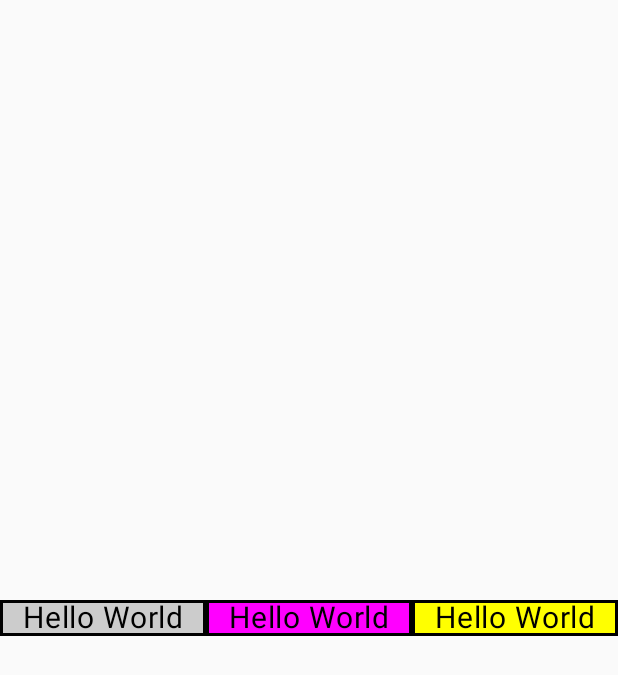
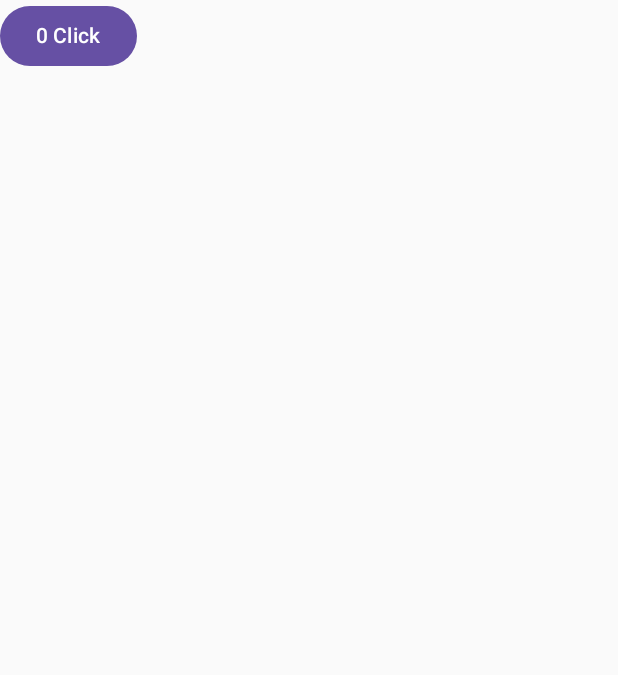
Before and after one commit to Coding-Meet/JetpackComposeSeries, an Android app built with Jetpack Compose: the screen it shows after launch (MainActivity), on a phone screen of 412 x 824 dp. Shown: the top 675 px of the screen. Run offline under Robolectric (Android 15) with nearby library versions, the phone set to English and light mode, and no system bars.

Commit message:
implement state and recomposition

```diff
--- a/app/src/main/java/com/coding/meet/jetpackcomposeseries/MainActivity.kt
+++ b/app/src/main/java/com/coding/meet/jetpackcomposeseries/MainActivity.kt
@@ -15,6 +15,7 @@ import androidx.compose.foundation.text.*
 import androidx.compose.material.icons.Icons
 import androidx.compose.material.icons.filled.*
 import androidx.compose.runtime.*
+import androidx.compose.runtime.saveable.rememberSaveable
 import androidx.compose.ui.*
 import androidx.compose.ui.draw.clip
 import androidx.compose.ui.geometry.Offset
@@ -32,8 +33,7 @@ class MainActivity : ComponentActivity() {
         super.onCreate(savedInstanceState)
         setContent {
             JetpackComposeSeriesTheme {
-                EqualWidthInRow()
-//                EqualWidthInColumn()
+                StateScreen()
             }
         }
     }
@@ -489,3 +489,18 @@ fun EqualWidthInColumn() {
         )
     }
 }
+
+@Composable
+fun StateScreen() {
+    var count by rememberSaveable {
+        mutableStateOf(0)
+    }
+    Log.d("TAG","initial Composition")
+    Button(onClick = {
+        count++
+        Log.d("TAG",count.toString())
+    }) {
+        Log.d("TAG","re-Composition")
+        Text(text = "$count Click")
+    }
+}
```
